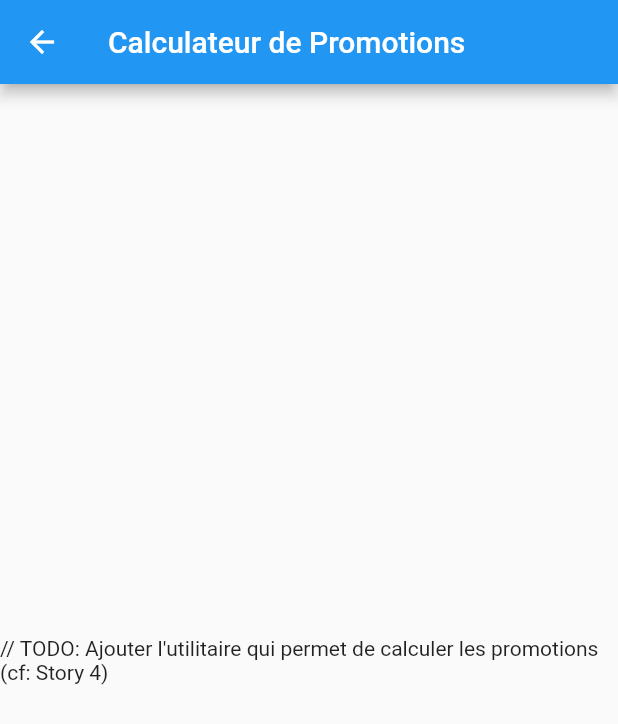
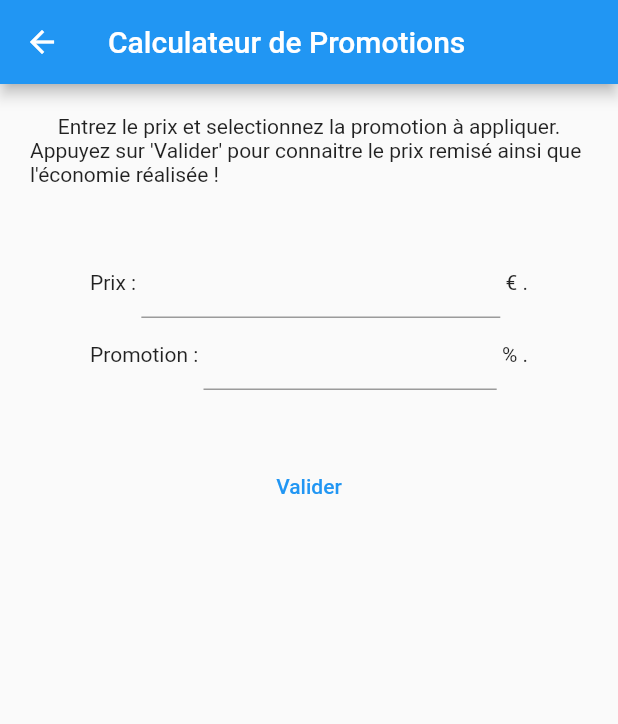
Before and after one commit to MJ-adax/Converter-Project-Flutter, a Flutter app: the SaleCalculatorPage screen opened directly, on a phone screen of 412 x 824 dp. Shown: the top 724 px of the screen. Run offline on Flutter 3.47's test engine with Material 2 defaults, Android fonts, the phone set to English and light mode, and no system bars.

Commit message:
Add utils sale calculator

```diff
--- a/calculator_app/lib/utilitaires/saleCalculator.dart
+++ b/calculator_app/lib/utilitaires/saleCalculator.dart
@@ -1,5 +1,6 @@
 import 'package:flutter/cupertino.dart';
 import 'package:flutter/material.dart';
+import 'package:flutter/services.dart';
 
 class SaleCalculatorPage extends StatefulWidget  {
   SaleCalculatorPage({Key? key, required this.title}) : super(key: key);
@@ -12,6 +13,33 @@ class SaleCalculatorPage extends StatefulWidget  {
 
 class _SaleCalculatorPageState extends State<SaleCalculatorPage> {
 
+  final priceController = TextEditingController();
+  final percentController = TextEditingController();
+
+  double saving = 0;
+  double salePrice = 0;
+  double savingRounded = 0;
+  double salePriceRounded = 0;
+
+   void _calculateSale(double price, int percent) {
+
+     saving = (price * percent) / 100;
+     salePrice = price - saving;
+
+
+
+     setState(() {
+       savingRounded = double.parse(saving.toStringAsFixed(2));
+       salePriceRounded = double.parse(salePrice.toStringAsFixed(2));
+     });
+
+
+    print(saving);
+    print(salePrice);
+  }
+
+
+
   @override
   Widget build(BuildContext context) {
     return Scaffold(
@@ -19,7 +47,66 @@ class _SaleCalculatorPageState extends State<SaleCalculatorPage> {
         title: Text(widget.title),
       ),
       body: Center(
-          child: Text("// TODO: Ajouter l'utilitaire qui permet de calculer les promotions (cf: Story 4)")
+        child: Container(
+          padding: EdgeInsets.all(20),
+          child: Column(
+            children: [
+              Text("Entrez le prix et selectionnez la promotion à appliquer."),
+              Text("Appuyez sur 'Valider' pour connaitre le prix remisé ainsi que l'économie réalisée !"),
+              Container(
+                padding: EdgeInsets.all(40),
+                child: Column(
+                  children: [
+                    Row(
+                        children: [
+                          Text("Prix : "),
+                          Flexible(
+                            child: TextField(
+                              controller: priceController,
+                              inputFormatters: <TextInputFormatter>[FilteringTextInputFormatter.digitsOnly],
+                            ),
+                          ),
+                          Text(" € ."),
+                        ]
+                    ),
+                    Row(
+                        children: [
+                          Text("Promotion : "),
+                          Flexible(
+                            child: TextField(
+                              controller: percentController,
+                              inputFormatters: <TextInputFormatter>[FilteringTextInputFormatter.digitsOnly],
+                            ),
+                          ),
+                          Text(" % ."),
+                        ]
+                    ),
+                  ],
+                )
+              ),
+
+
+
+              TextButton(
+                child: Text("Valider"),
+                onPressed: () {
+                  _calculateSale(double.parse(priceController.text),int.parse(percentController.text));
+                  ScaffoldMessenger.of(context).showSnackBar(
+                      const SnackBar(content: Text('Traitement en Cours')));
+                },
+              ),
+              if (salePrice != 0 && saving != 0)
+                Column(
+                  children: <Widget>[
+                    Text("Prix remisé : $salePriceRounded €"),
+                    Text("Economie réalisée : $savingRounded €"),
+                  ],
+                )
+
+
+            ]
+          )
+        )
       ),
     );
   }
```
